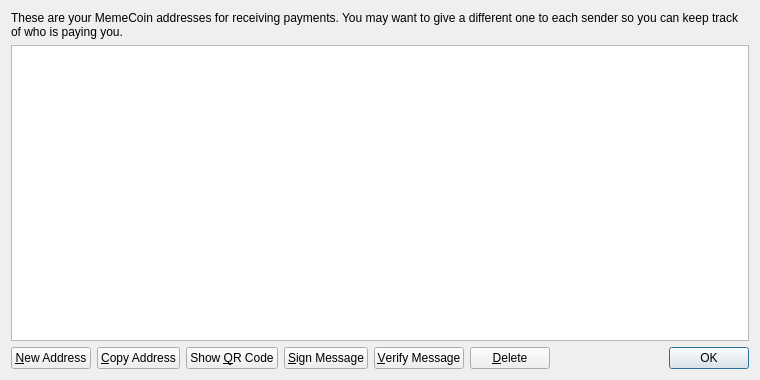
Above: src/qt/forms/addressbookpage.ui from muddafudda/mc1 before the change. Below: the same form after it.
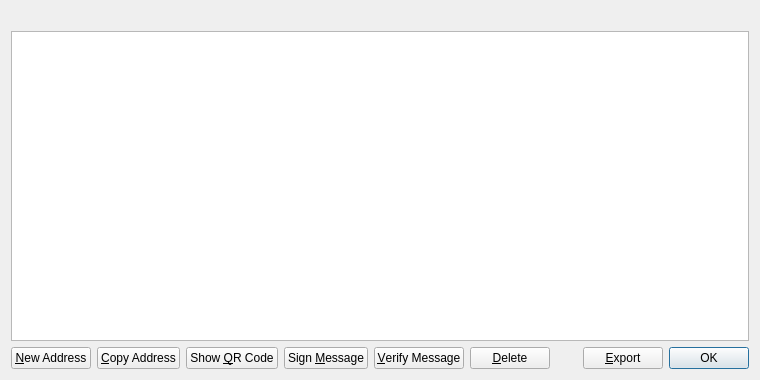
That is the form after the change. Icons and pictures are not drawn.

```diff
--- a/src/qt/forms/addressbookpage.ui
+++ b/src/qt/forms/addressbookpage.ui
@@ -16,9 +16,6 @@
   <layout class="QVBoxLayout" name="verticalLayout">
    <item>
     <widget class="QLabel" name="labelExplanation">
-     <property name="text">
-      <string>These are your MemeCoin addresses for receiving payments. You may want to give a different one to each sender so you can keep track of who is paying you.</string>
-     </property>
      <property name="textFormat">
       <enum>Qt::PlainText</enum>
      </property>
@@ -102,7 +99,7 @@
         <string>Sign a message to prove you own a Bitcoin address</string>
        </property>
        <property name="text">
-        <string>&amp;Sign Message</string>
+        <string>Sign &amp;Message</string>
        </property>
        <property name="icon">
         <iconset resource="../bitcoin.qrc">
@@ -151,6 +148,20 @@
        </property>
       </spacer>
      </item>
+     <item>
+      <widget class="QPushButton" name="exportButton">
+       <property name="toolTip">
+        <string>Export the data in the current tab to a file</string>
+       </property>
+       <property name="text">
+        <string>&amp;Export</string>
+       </property>
+       <property name="icon">
+        <iconset resource="../bitcoin.qrc">
+         <normaloff>:/icons/export</normaloff>:/icons/export</iconset>
+       </property>
+      </widget>
+     </item>
      <item>
       <widget class="QDialogButtonBox" name="buttonBox">
        <property name="sizePolicy">
```
Left out of the diff: 12 changed lines with no effect on the pictures.
